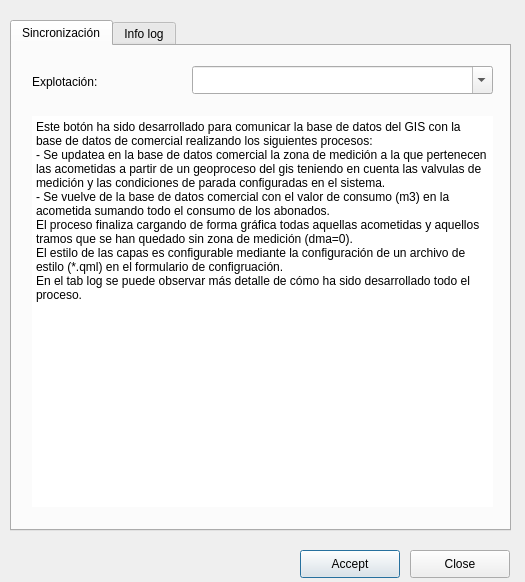
The window that ui/crm_trace.ui (Giswater/giswater_qgis_plugin) describes before a commit, drawn with Qt 5.
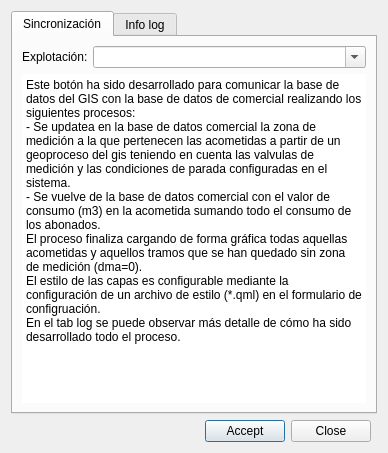
The same window after the commit.

Commit message: make ui responsive

Patch:
```diff
--- a/ui/crm_trace.ui
+++ b/ui/crm_trace.ui
@@ -6,48 +6,16 @@
    <rect>
     <x>0</x>
     <y>0</y>
-    <width>525</width>
-    <height>582</height>
+    <width>388</width>
+    <height>453</height>
    </rect>
   </property>
   <property name="windowTitle">
    <string>Sincronización con comercial</string>
   </property>
-  <widget class="QPushButton" name="btn_accept">
-   <property name="geometry">
-    <rect>
-     <x>300</x>
-     <y>550</y>
-     <width>100</width>
-     <height>28</height>
-    </rect>
-   </property>
-   <property name="text">
-    <string>Accept</string>
-   </property>
-  </widget>
-  <widget class="QPushButton" name="btn_cancel">
-   <property name="geometry">
-    <rect>
-     <x>410</x>
-     <y>550</y>
-     <width>100</width>
-     <height>28</height>
-    </rect>
-   </property>
-   <property name="text">
-    <string>Close</string>
-   </property>
-  </widget>
+  <layout class="QGridLayout" name="gridLayout">
+   <item row="0" column="1" colspan="2">
   <widget class="QTabWidget" name="tab_main">
-   <property name="geometry">
-    <rect>
-     <x>10</x>
-     <y>20</y>
-     <width>501</width>
-     <height>511</height>
-    </rect>
-   </property>
    <property name="currentIndex">
     <number>0</number>
    </property>
@@ -55,44 +23,9 @@
     <attribute name="title">
      <string>Sincronización</string>
     </attribute>
-    <widget class="QComboBox" name="cbo_expl">
-     <property name="geometry">
-      <rect>
-       <x>180</x>
-       <y>20</y>
-       <width>301</width>
-       <height>28</height>
-      </rect>
-     </property>
-     <property name="editable">
-      <bool>true</bool>
-     </property>
-     <property name="maxVisibleItems">
-      <number>10</number>
-     </property>
-    </widget>
-    <widget class="QLabel" name="lbl_main">
-     <property name="geometry">
-      <rect>
-       <x>20</x>
-       <y>20</y>
-       <width>121</width>
-       <height>31</height>
-      </rect>
-     </property>
-     <property name="text">
-      <string>Explotación:</string>
-     </property>
-    </widget>
+      <layout class="QGridLayout" name="gridLayout_2">
+       <item row="4" column="0" colspan="2">
     <widget class="QPlainTextEdit" name="txt_desc">
-     <property name="geometry">
-      <rect>
-       <x>20</x>
-       <y>70</y>
-       <width>461</width>
-       <height>391</height>
-      </rect>
-     </property>
      <property name="font">
       <font>
        <kerning>true</kerning>
@@ -125,23 +58,80 @@
       <bool>false</bool>
      </property>
     </widget>
+       </item>
+       <item row="2" column="0" colspan="2">
+        <layout class="QHBoxLayout" name="horizontalLayout_2">
+         <item>
+          <widget class="QLabel" name="lbl_main">
+           <property name="maximumSize">
+            <size>
+             <width>65</width>
+             <height>16777215</height>
+            </size>
+           </property>
+           <property name="text">
+            <string>Explotación:</string>
+           </property>
+          </widget>
+         </item>
+         <item>
+          <widget class="QComboBox" name="cbo_expl">
+           <property name="editable">
+            <bool>true</bool>
+           </property>
+           <property name="maxVisibleItems">
+            <number>10</number>
+           </property>
+          </widget>
+         </item>
+        </layout>
+       </item>
+      </layout>
    </widget>
    <widget class="QWidget" name="tab_infolog">
     <attribute name="title">
      <string>Info log</string>
     </attribute>
-    <widget class="QTextEdit" name="txt_infolog">
-     <property name="geometry">
-      <rect>
-       <x>10</x>
-       <y>10</y>
-       <width>481</width>
-       <height>461</height>
-      </rect>
-     </property>
-    </widget>
-   </widget>
-  </widget>
+      <layout class="QGridLayout" name="gridLayout_3">
+       <item row="0" column="0">
+        <widget class="QTextEdit" name="txt_infolog"/>
+       </item>
+      </layout>
+     </widget>
+    </widget>
+   </item>
+   <item row="2" column="1">
+    <layout class="QHBoxLayout" name="horizontalLayout">
+     <item>
+      <spacer name="horizontalSpacer">
+       <property name="orientation">
+        <enum>Qt::Horizontal</enum>
+       </property>
+       <property name="sizeHint" stdset="0">
+        <size>
+         <width>40</width>
+         <height>20</height>
+        </size>
+       </property>
+      </spacer>
+     </item>
+     <item>
+      <widget class="QPushButton" name="btn_accept">
+       <property name="text">
+        <string>Accept</string>
+       </property>
+      </widget>
+     </item>
+     <item>
+      <widget class="QPushButton" name="btn_cancel">
+       <property name="text">
+        <string>Close</string>
+       </property>
+      </widget>
+     </item>
+    </layout>
+   </item>
+  </layout>
  </widget>
  <resources/>
  <connections/>
```
Lines whose indentation alone changed are shown as unchanged.
